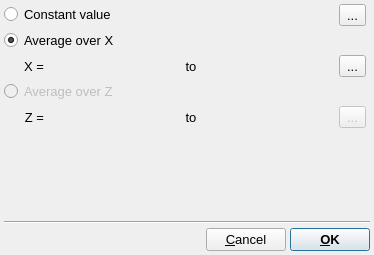
First picture: the form in src/gui/operate_bgsub.ui, repository trisyoungs/uchroma, before the edit.
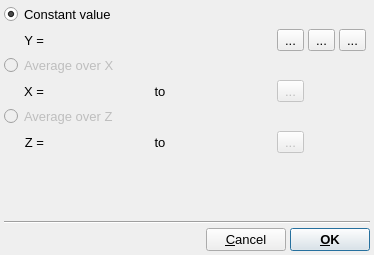
Second picture: the form after the edit. Icons and pictures are not drawn. Custom widgets are drawn as their Qt base class.

Commit message: Added some icons. Added some functions to OperateSubtractBackgroundDialog.

```diff
--- a/src/gui/operate_bgsub.ui
+++ b/src/gui/operate_bgsub.ui
@@ -34,8 +34,60 @@
    </property>
    <item>
     <layout class="QGridLayout" name="gridLayout_9">
-     <item row="2" column="5">
-      <widget class="TExponentialSpin" name="XRangeMaxSpin" native="true">
+     <item row="1" column="7">
+      <widget class="QToolButton" name="ConstantValueSetYMaximumButton">
+       <property name="maximumSize">
+        <size>
+         <width>28</width>
+         <height>28</height>
+        </size>
+       </property>
+       <property name="toolTip">
+        <string>Set to current highest y value in collection</string>
+       </property>
+       <property name="text">
+        <string>...</string>
+       </property>
+       <property name="icon">
+        <iconset resource="icons.qrc">
+         <normaloff>:/uchroma/icons/toupperlimit.svg</normaloff>:/uchroma/icons/toupperlimit.svg</iconset>
+       </property>
+       <property name="iconSize">
+        <size>
+         <width>20</width>
+         <height>20</height>
+        </size>
+       </property>
+      </widget>
+     </item>
+     <item row="1" column="6">
+      <widget class="QToolButton" name="ConstantValueSetYMinimumButton">
+       <property name="maximumSize">
+        <size>
+         <width>28</width>
+         <height>28</height>
+        </size>
+       </property>
+       <property name="toolTip">
+        <string>Set to current lowest y value in collection</string>
+       </property>
+       <property name="text">
+        <string>...</string>
+       </property>
+       <property name="icon">
+        <iconset resource="icons.qrc">
+         <normaloff>:/uchroma/icons/tolowerlimit.svg</normaloff>:/uchroma/icons/tolowerlimit.svg</iconset>
+       </property>
+       <property name="iconSize">
+        <size>
+         <width>20</width>
+         <height>20</height>
+        </size>
+       </property>
+      </widget>
+     </item>
+     <item row="1" column="3" colspan="3">
+      <widget class="TExponentialSpin" name="ConstantValueSpin" native="true">
        <property name="sizePolicy">
         <sizepolicy hsizetype="Expanding" vsizetype="Preferred">
          <horstretch>0</horstretch>
@@ -47,7 +99,7 @@
        </property>
       </widget>
      </item>
-     <item row="2" column="2">
+     <item row="3" column="2">
       <widget class="QLabel" name="label_31">
        <property name="text">
         <string>X =</string>
@@ -57,7 +109,7 @@
        </property>
       </widget>
      </item>
-     <item row="2" column="4">
+     <item row="3" column="4">
       <widget class="QLabel" name="label9_4">
        <property name="sizePolicy">
         <sizepolicy hsizetype="Minimum" vsizetype="Preferred">
@@ -70,8 +122,11 @@
        </property>
       </widget>
      </item>
-     <item row="2" column="3">
+     <item row="3" column="3">
       <widget class="TExponentialSpin" name="XRangeMinSpin" native="true">
+       <property name="enabled">
+        <bool>false</bool>
+       </property>
        <property name="sizePolicy">
         <sizepolicy hsizetype="Expanding" vsizetype="Preferred">
          <horstretch>0</horstretch>
@@ -83,41 +138,21 @@
        </property>
       </widget>
      </item>
-     <item row="1" column="0" colspan="8">
-      <widget class="QRadioButton" name="XRangeRadio">
+     <item row="2" column="0" colspan="10">
+      <widget class="QRadioButton" name="AverageOverXRadio">
+       <property name="enabled">
+        <bool>false</bool>
+       </property>
        <property name="text">
         <string>Average over X</string>
        </property>
        <property name="checked">
-        <bool>true</bool>
+        <bool>false</bool>
        </property>
       </widget>
      </item>
-     <item row="2" column="6">
-      <widget class="QToolButton" name="XRangeSelectButton">
-       <property name="maximumSize">
-        <size>
-         <width>28</width>
-         <height>28</height>
-        </size>
-       </property>
-       <property name="text">
-        <string>...</string>
-       </property>
-       <property name="icon">
-        <iconset resource="icons.qrc">
-         <normaloff>:/uchroma/icons/info_interaction.svg</normaloff>:/uchroma/icons/info_interaction.svg</iconset>
-       </property>
-       <property name="iconSize">
-        <size>
-         <width>20</width>
-         <height>20</height>
-        </size>
-       </property>
-      </widget>
-     </item>
-     <item row="3" column="0" colspan="7">
-      <widget class="QRadioButton" name="ZRangeRadio">
+     <item row="4" column="0" colspan="9">
+      <widget class="QRadioButton" name="AverageOverZRadio">
        <property name="enabled">
         <bool>false</bool>
        </property>
@@ -129,33 +164,7 @@
        </property>
       </widget>
      </item>
-     <item row="4" column="6">
-      <widget class="QToolButton" name="ZRangeSelectButton">
-       <property name="enabled">
-        <bool>false</bool>
-       </property>
-       <property name="maximumSize">
-        <size>
-         <width>28</width>
-         <height>28</height>
-        </size>
-       </property>
-       <property name="text">
-        <string>...</string>
-       </property>
-       <property name="icon">
-        <iconset resource="icons.qrc">
-         <normaloff>:/uchroma/icons/info_interaction.svg</normaloff>:/uchroma/icons/info_interaction.svg</iconset>
-       </property>
-       <property name="iconSize">
-        <size>
-         <width>20</width>
-         <height>20</height>
-        </size>
-       </property>
-      </widget>
-     </item>
-     <item row="4" column="3">
+     <item row="5" column="3">
       <widget class="TExponentialSpin" name="ZRangeMinSpin" native="true">
        <property name="enabled">
         <bool>false</bool>
@@ -171,7 +180,7 @@
        </property>
       </widget>
      </item>
-     <item row="4" column="4">
+     <item row="5" column="4">
       <widget class="QLabel" name="label9">
        <property name="sizePolicy">
         <sizepolicy hsizetype="Minimum" vsizetype="Preferred">
@@ -184,23 +193,7 @@
        </property>
       </widget>
      </item>
-     <item row="4" column="5">
-      <widget class="TExponentialSpin" name="ZRangeMaxSpin" native="true">
-       <property name="enabled">
-        <bool>false</bool>
-       </property>
-       <property name="sizePolicy">
-        <sizepolicy hsizetype="Expanding" vsizetype="Preferred">
-         <horstretch>0</horstretch>
-         <verstretch>0</verstretch>
-        </sizepolicy>
-       </property>
-       <property name="focusPolicy">
-        <enum>Qt::TabFocus</enum>
-       </property>
-      </widget>
-     </item>
-     <item row="2" column="0" colspan="2">
+     <item row="3" column="0" colspan="2">
       <spacer name="horizontalSpacer_4">
        <property name="orientation">
         <enum>Qt::Horizontal</enum>
@@ -216,7 +209,7 @@
        </property>
       </spacer>
      </item>
-     <item row="4" column="2">
+     <item row="5" column="2">
       <widget class="QLabel" name="label_30">
        <property name="text">
         <string>Z =</string>
@@ -231,9 +224,12 @@
        <property name="text">
         <string>Constant value</string>
        </property>
+       <property name="checked">
+        <bool>true</bool>
+       </property>
       </widget>
      </item>
-     <item row="0" column="6">
+     <item row="1" column="8">
       <widget class="QToolButton" name="ConstantValueSelectButton">
        <property name="maximumSize">
         <size>
@@ -246,7 +242,101 @@
        </property>
        <property name="icon">
         <iconset resource="icons.qrc">
-         <normaloff>:/uchroma/icons/info_interaction.svg</normaloff>:/uchroma/icons/info_interaction.svg</iconset>
+         <normaloff>:/uchroma/icons/interact_valueselect.svg</normaloff>:/uchroma/icons/interact_valueselect.svg</iconset>
+       </property>
+       <property name="iconSize">
+        <size>
+         <width>20</width>
+         <height>20</height>
+        </size>
+       </property>
+      </widget>
+     </item>
+     <item row="1" column="2">
+      <widget class="QLabel" name="label_32">
+       <property name="text">
+        <string>Y =</string>
+       </property>
+       <property name="alignment">
+        <set>Qt::AlignRight|Qt::AlignTrailing|Qt::AlignVCenter</set>
+       </property>
+      </widget>
+     </item>
+     <item row="5" column="5">
+      <widget class="TExponentialSpin" name="ZRangeMaxSpin" native="true">
+       <property name="enabled">
+        <bool>false</bool>
+       </property>
+       <property name="sizePolicy">
+        <sizepolicy hsizetype="Expanding" vsizetype="Preferred">
+         <horstretch>0</horstretch>
+         <verstretch>0</verstretch>
+        </sizepolicy>
+       </property>
+       <property name="focusPolicy">
+        <enum>Qt::TabFocus</enum>
+       </property>
+      </widget>
+     </item>
+     <item row="3" column="5">
+      <widget class="TExponentialSpin" name="XRangeMaxSpin" native="true">
+       <property name="enabled">
+        <bool>false</bool>
+       </property>
+       <property name="sizePolicy">
+        <sizepolicy hsizetype="Expanding" vsizetype="Preferred">
+         <horstretch>0</horstretch>
+         <verstretch>0</verstretch>
+        </sizepolicy>
+       </property>
+       <property name="focusPolicy">
+        <enum>Qt::TabFocus</enum>
+       </property>
+      </widget>
+     </item>
+     <item row="3" column="6">
+      <widget class="QToolButton" name="XRangeSelectButton">
+       <property name="enabled">
+        <bool>false</bool>
+       </property>
+       <property name="maximumSize">
+        <size>
+         <width>28</width>
+         <height>28</height>
+        </size>
+       </property>
+       <property name="text">
+        <string>...</string>
+       </property>
+       <property name="icon">
+        <iconset resource="icons.qrc">
+         <normaloff>:/uchroma/icons/interact_rangeselect.svg</normaloff>:/uchroma/icons/interact_rangeselect.svg</iconset>
+       </property>
+       <property name="iconSize">
+        <size>
+         <width>20</width>
+         <height>20</height>
+        </size>
+       </property>
+      </widget>
+     </item>
+     <item row="5" column="6">
+      <widget class="QToolButton" name="ZRangeSelectButton">
+       <property name="enabled">
+        <bool>false</bool>
+       </property>
+       <property name="maximumSize">
+        <size>
+         <width>28</width>
+         <height>28</height>
+        </size>
+       </property>
+       <property name="text">
+        <string>...</string>
+       </property>
+       <property name="icon">
+        <iconset resource="icons.qrc">
+         <normaloff>:/uchroma/icons/interact_rangeselect.svg</normaloff>:/uchroma/icons/interact_rangeselect.svg</iconset>
        </property>
        <property name="iconSize">
         <size>
```
Left out of the diff: 8 changed lines with no effect on the pictures. The commit also changes 13 other files.
